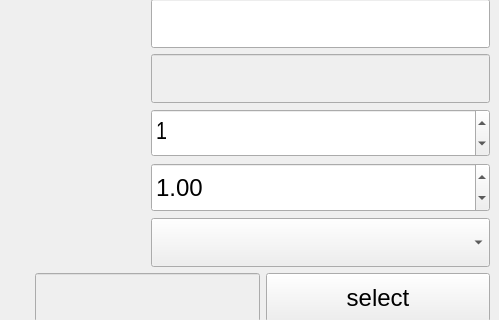
The window that bind/ui/setup/chainEP_ui.ui (MuZiMuZi/muziToolset) describes before a commit, drawn with Qt 5; both pictures show x 204 to 703 and y 120 to 440 of the 703 by 620 pixel window.
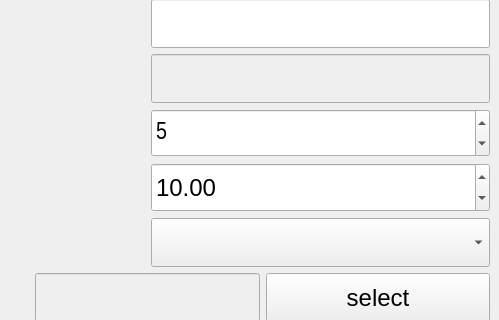
The same window after the commit.

Patch:
```diff
--- a/bind/ui/setup/chainEP_ui.ui
+++ b/bind/ui/setup/chainEP_ui.ui
@@ -253,7 +253,7 @@
            </font>
           </property>
           <property name="value">
-           <number>1</number>
+           <number>5</number>
           </property>
          </widget>
         </item>
@@ -293,7 +293,7 @@
            </font>
           </property>
           <property name="value">
-           <double>1.000000000000000</double>
+           <double>10.000000000000000</double>
           </property>
          </widget>
         </item>
```
